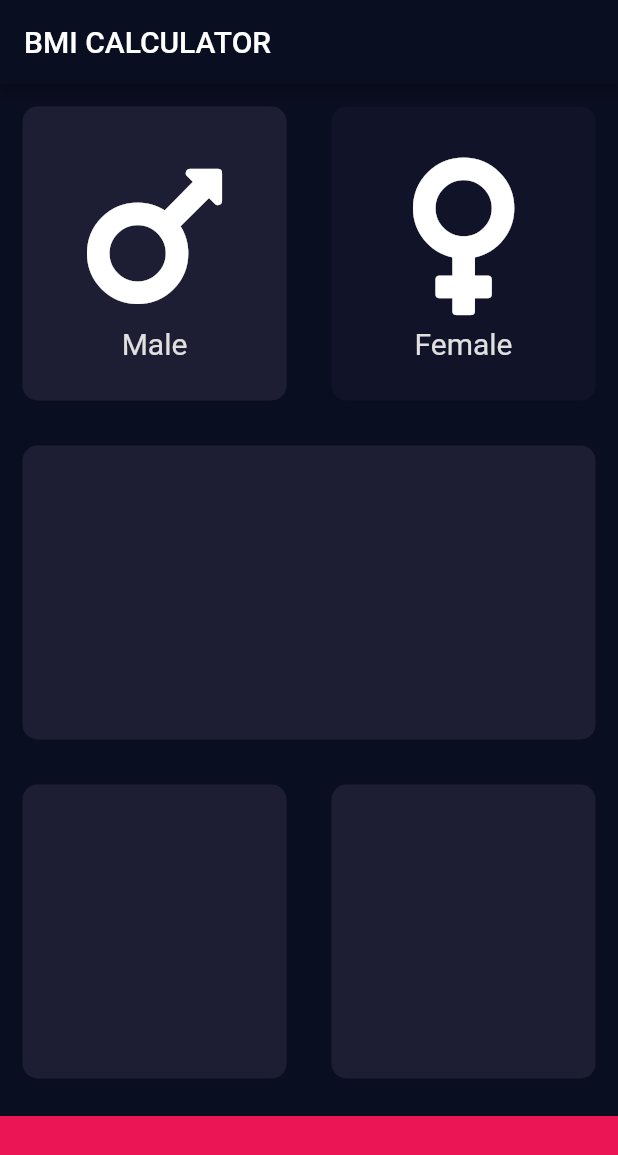
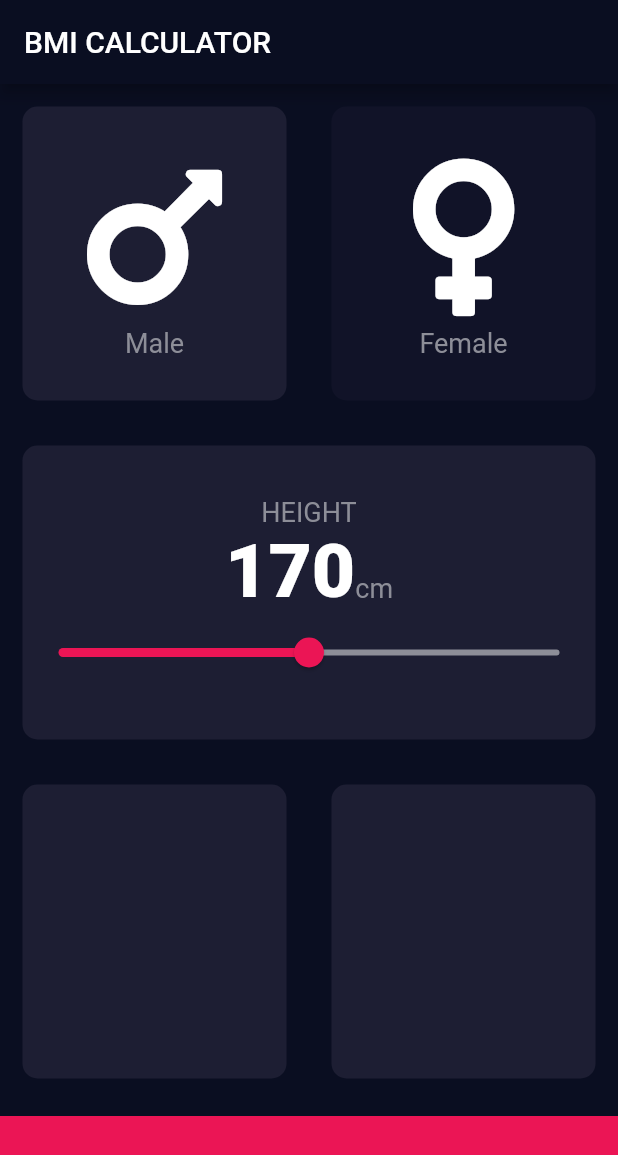
Before and after one commit to aryailham/Flutter-Udemy, a Flutter app: the screen it shows after launch, after a tap on "Female", on a phone screen of 412 x 824 dp. Shown: the top 1155 px of the screen. Run offline on Flutter 3.47's test engine with Material 2 defaults, Android fonts, the light colour scheme and no system bars; our stand-ins replace audioplayers, font_awesome_flutter.

Commit message:
completed course 130

```diff
--- /dev/null
+++ b/bmi-calculator-flutter-master/lib/constants.dart
@@ -0,0 +1,17 @@
+import 'package:flutter/cupertino.dart';
+
+const kBottomContainerHeight = 80.0;
+const kBottomContainerColor = Color(0xFFEB1555);
+const kActiveCardColor = Color(0xFF1D1E33);
+const kInactiveCardColor = Color(0xFF111328);
+const kTextColor = Color(0xFF8D8E98);
+
+const kLabelTextStyle = TextStyle(
+  fontSize: 18.0,
+  color: kTextColor
+);
+
+var kNumberTextStyle = TextStyle(
+    fontSize: 50.0,
+    fontWeight: FontWeight.w900
+);
--- a/bmi-calculator-flutter-master/lib/input_page.dart
+++ b/bmi-calculator-flutter-master/lib/input_page.dart
@@ -2,16 +2,9 @@ import 'package:flutter/material.dart';
 import 'package:font_awesome_flutter/font_awesome_flutter.dart';
 import 'reusable_components/reusable_card.dart';
 import 'reusable_components/gender_selector.dart';
+import 'constants.dart';
 
-const bottomContainerHeight = 80.0;
-const bottomContainerColor = Color(0xFFEB1555);
-const activeCardColor = Color(0xFF1D1E33);
-const inactiveCardColor = Color(0xFF111328);
-
-enum Gender {
-  male,
-  female
-}
+enum Gender { male, female }
 
 class InputPage extends StatefulWidget {
   @override
@@ -21,15 +14,18 @@ class InputPage extends StatefulWidget {
 class _InputPageState extends State<InputPage> {
   Gender selectedGender;
 
-  Color maleCardColor = inactiveCardColor;
-  Color femaleCardColor = inactiveCardColor;
+  Color maleCardColor = kInactiveCardColor;
+  Color femaleCardColor = kInactiveCardColor;
+  int height = 170;
 
   void changeGender(Gender gender) {
     selectedGender = gender;
 
     setState(() {
-      maleCardColor = gender == Gender.male ? inactiveCardColor : activeCardColor;
-      femaleCardColor = gender == Gender.female ? inactiveCardColor : activeCardColor;
+      maleCardColor =
+          gender == Gender.male ? kInactiveCardColor : kActiveCardColor;
+      femaleCardColor =
+          gender == Gender.female ? kInactiveCardColor : kActiveCardColor;
     });
   }
 
@@ -50,8 +46,7 @@ class _InputPageState extends State<InputPage> {
                       onPress: () {
                         changeGender(Gender.male);
                       },
-                      cardChild: GenderSelector()
-                  ),
+                      cardChild: GenderSelector()),
                   ReusableCard(
                       color: femaleCardColor,
                       onPress: () {
@@ -60,21 +55,49 @@ class _InputPageState extends State<InputPage> {
                       cardChild: GenderSelector(
                         genderIcon: FontAwesomeIcons.venus,
                         genderTitle: "Female",
-                    )
+                      ))
+                ],
+              )),
+          ReusableCard(
+            color: kActiveCardColor,
+            cardChild: Column(
+              mainAxisAlignment: MainAxisAlignment.center,
+              children: [
+                Text("HEIGHT", style: kLabelTextStyle),
+                Row(
+                  textBaseline: TextBaseline.alphabetic,
+                  crossAxisAlignment: CrossAxisAlignment.baseline,
+                  mainAxisAlignment: MainAxisAlignment.center,
+                  children: [
+                    Text(height.toString(), style: kNumberTextStyle),
+                    Text("cm", style: kLabelTextStyle)
+                  ],
+                ),
+                Slider(
+                  activeColor: kBottomContainerColor,
+                    inactiveColor: Color(0xFF8D8E98),
+                    value: height.toDouble(),
+                    min: 120,
+                    max: 220,
+                    onChanged: (double newValue) {
+                    setState(() {
+                      height = newValue.round();
+                    });
+                    }
                 )
               ],
-              )),
-          ReusableCard(),
+            ),
+          ),
           Expanded(
               flex: 1,
               child: Row(
                 children: [ReusableCard(), ReusableCard()],
               )),
           Container(
-            color: bottomContainerColor,
+            color: kBottomContainerColor,
             margin: EdgeInsets.only(top: 10),
             width: double.infinity,
-            height: bottomContainerHeight,
+            height: kBottomContainerHeight,
           )
         ],
       ),
--- a/bmi-calculator-flutter-master/lib/reusable_components/gender_selector.dart
+++ b/bmi-calculator-flutter-master/lib/reusable_components/gender_selector.dart
@@ -1,5 +1,6 @@
 import 'package:flutter/material.dart';
 import 'package:font_awesome_flutter/font_awesome_flutter.dart';
+import 'package:bmi_calculator/constants.dart';
 
 class GenderSelector extends StatelessWidget {
   GenderSelector({this.genderIcon = FontAwesomeIcons.mars, this.genderTitle = "Male"});
@@ -22,10 +23,7 @@ class GenderSelector extends StatelessWidget {
           ),
           Text(
             genderTitle,
-            style: TextStyle(
-                fontSize: 20,
-                color: Colors.grey[300]
-            ),
+            style: kLabelTextStyle,
           )
         ],
       ),
```
Lines whose indentation alone changed are shown as unchanged.
